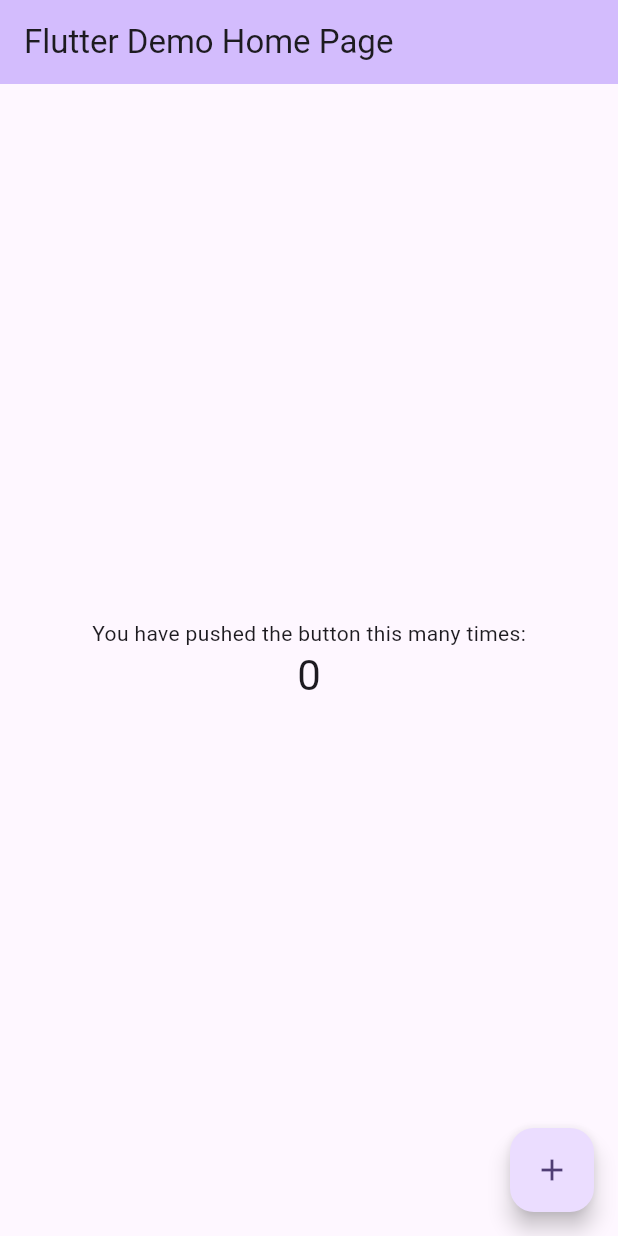
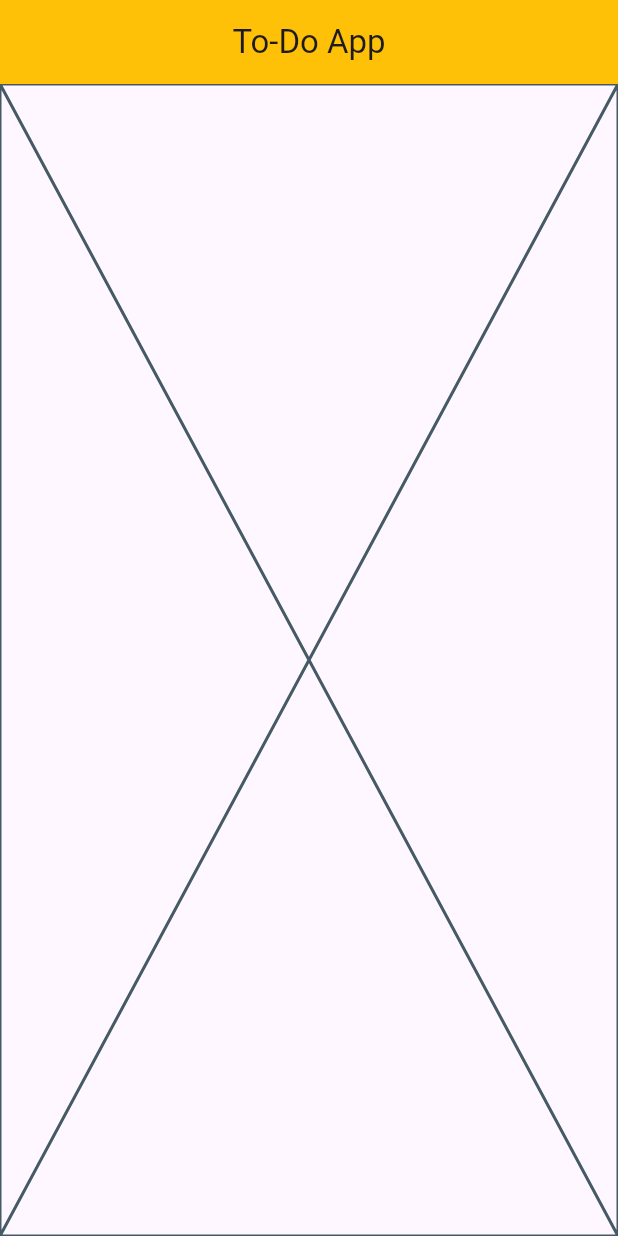
Before and after one commit to Rizz-33/To-Do-App, a Flutter app: the screen it shows after launch, on a phone screen of 412 x 824 dp. Run offline on Flutter 3.47's test engine with Material 3 defaults, Android fonts, the phone set to English and light mode, and no system bars.

Commit message:
modify: main

```diff
--- /dev/null
+++ b/lib/home.dart
@@ -0,0 +1,15 @@
+import 'package:flutter/material.dart';
+
+class HomePage extends StatefulWidget {
+  const HomePage({super.key});
+
+  @override
+  State<HomePage> createState() => _HomePageState();
+}
+
+class _HomePageState extends State<HomePage> {
+  @override
+  Widget build(BuildContext context) {
+    return const Placeholder();
+  }
+}
--- a/lib/main.dart
+++ b/lib/main.dart
@@ -1,125 +1,17 @@
 import 'package:flutter/material.dart';
+import 'package:todoapp/home.dart';
 
 void main() {
-  runApp(const MyApp());
+  runApp(MaterialApp(
+    debugShowCheckedModeBanner: false,
+    home: Scaffold(
+      appBar: AppBar(
+        backgroundColor: Colors.amber,
+        title: Text("To-Do App"),
+        centerTitle: true,
+      ),
+      body: HomePage(),
+      ),
+    ),
+  );
 }
-
-class MyApp extends StatelessWidget {
-  const MyApp({super.key});
-
-  // This widget is the root of your application.
-  @override
-  Widget build(BuildContext context) {
-    return MaterialApp(
-      title: 'Flutter Demo',
-      theme: ThemeData(
-        // This is the theme of your application.
-        //
-        // TRY THIS: Try running your application with "flutter run". You'll see
-        // the application has a purple toolbar. Then, without quitting the app,
-        // try changing the seedColor in the colorScheme below to Colors.green
-        // and then invoke "hot reload" (save your changes or press the "hot
-        // reload" button in a Flutter-supported IDE, or press "r" if you used
-        // the command line to start the app).
-        //
-        // Notice that the counter didn't reset back to zero; the application
-        // state is not lost during the reload. To reset the state, use hot
-        // restart instead.
-        //
-        // This works for code too, not just values: Most code changes can be
-        // tested with just a hot reload.
-        colorScheme: ColorScheme.fromSeed(seedColor: Colors.deepPurple),
-        useMaterial3: true,
-      ),
-      home: const MyHomePage(title: 'Flutter Demo Home Page'),
-    );
-  }
-}
-
-class MyHomePage extends StatefulWidget {
-  const MyHomePage({super.key, required this.title});
-
-  // This widget is the home page of your application. It is stateful, meaning
-  // that it has a State object (defined below) that contains fields that affect
-  // how it looks.
-
-  // This class is the configuration for the state. It holds the values (in this
-  // case the title) provided by the parent (in this case the App widget) and
-  // used by the build method of the State. Fields in a Widget subclass are
-  // always marked "final".
-
-  final String title;
-
-  @override
-  State<MyHomePage> createState() => _MyHomePageState();
-}
-
-class _MyHomePageState extends State<MyHomePage> {
-  int _counter = 0;
-
-  void _incrementCounter() {
-    setState(() {
-      // This call to setState tells the Flutter framework that something has
-      // changed in this State, which causes it to rerun the build method below
-      // so that the display can reflect the updated values. If we changed
-      // _counter without calling setState(), then the build method would not be
-      // called again, and so nothing would appear to happen.
-      _counter++;
-    });
-  }
-
-  @override
-  Widget build(BuildContext context) {
-    // This method is rerun every time setState is called, for instance as done
-    // by the _incrementCounter method above.
-    //
-    // The Flutter framework has been optimized to make rerunning build methods
-    // fast, so that you can just rebuild anything that needs updating rather
-    // than having to individually change instances of widgets.
-    return Scaffold(
-      appBar: AppBar(
-        // TRY THIS: Try changing the color here to a specific color (to
-        // Colors.amber, perhaps?) and trigger a hot reload to see the AppBar
-        // change color while the other colors stay the same.
-        backgroundColor: Theme.of(context).colorScheme.inversePrimary,
-        // Here we take the value from the MyHomePage object that was created by
-        // the App.build method, and use it to set our appbar title.
-        title: Text(widget.title),
-      ),
-      body: Center(
-        // Center is a layout widget. It takes a single child and positions it
-        // in the middle of the parent.
-        child: Column(
-          // Column is also a layout widget. It takes a list of children and
-          // arranges them vertically. By default, it sizes itself to fit its
-          // children horizontally, and tries to be as tall as its parent.
-          //
-          // Column has various properties to control how it sizes itself and
-          // how it positions its children. Here we use mainAxisAlignment to
-          // center the children vertically; the main axis here is the vertical
-          // axis because Columns are vertical (the cross axis would be
-          // horizontal).
-          //
-          // TRY THIS: Invoke "debug painting" (choose the "Toggle Debug Paint"
-          // action in the IDE, or press "p" in the console), to see the
-          // wireframe for each widget.
-          mainAxisAlignment: MainAxisAlignment.center,
-          children: <Widget>[
-            const Text(
-              'You have pushed the button this many times:',
-            ),
-            Text(
-              '$_counter',
-              style: Theme.of(context).textTheme.headlineMedium,
-            ),
-          ],
-        ),
-      ),
-      floatingActionButton: FloatingActionButton(
-        onPressed: _incrementCounter,
-        tooltip: 'Increment',
-        child: const Icon(Icons.add),
-      ), // This trailing comma makes auto-formatting nicer for build methods.
-    );
-  }
-}
```
Also changed, not shown: 1 other file.
